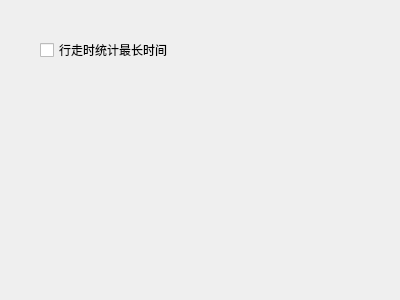
Old version of the form configWidget/mapcreateconfigform.ui in the repository yayapoi/mud.
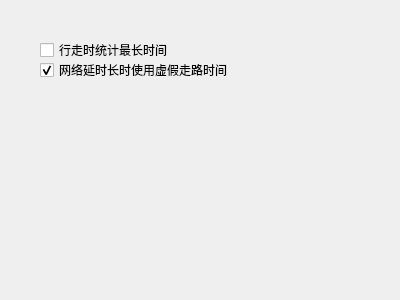
New version of the form.

Commit message: 网络延时过长时使用虚假时间

```diff
--- a/configWidget/mapcreateconfigform.ui
+++ b/configWidget/mapcreateconfigform.ui
@@ -26,6 +26,22 @@
     <string>行走时统计最长时间</string>
    </property>
   </widget>
+  <widget class="QCheckBox" name="errorTimeCB">
+   <property name="geometry">
+    <rect>
+     <x>40</x>
+     <y>60</y>
+     <width>191</width>
+     <height>20</height>
+    </rect>
+   </property>
+   <property name="text">
+    <string>网络延时长时使用虚假走路时间</string>
+   </property>
+   <property name="checked">
+    <bool>true</bool>
+   </property>
+  </widget>
  </widget>
  <resources/>
  <connections/>
```
The commit also changes 5 other files.
